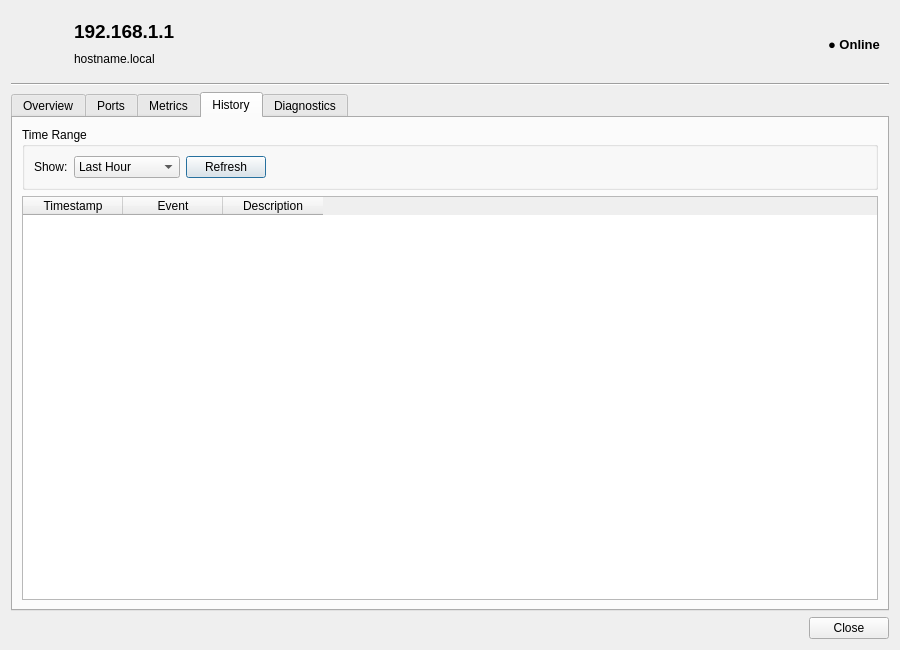
paolosereno/LanScan, file ui/devicedetaildialog.ui: the form before one commit.
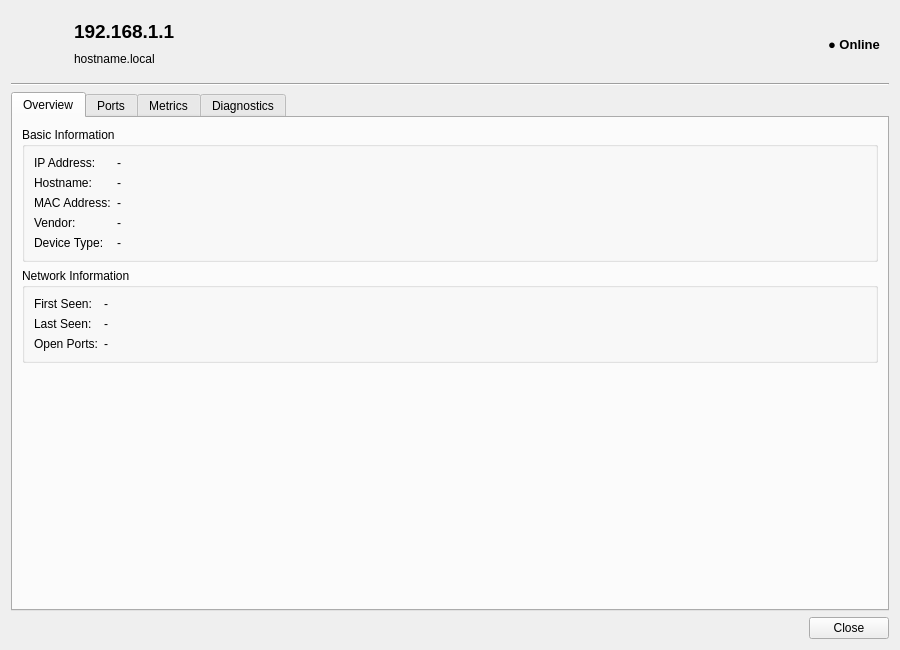
The form after the commit. The open tabs and pages were chosen to show the change. Icons and pictures are not drawn.

Commit message: fix: Remove History tab from DeviceDetailDialog to prevent crashes

```diff
--- a/ui/devicedetaildialog.ui
+++ b/ui/devicedetaildialog.ui
@@ -440,109 +440,13 @@
        </item>
       </layout>
      </widget>
+     <!-- History Tab removed - causes crashes and requires MonitoringService
      <widget class="QWidget" name="historyTab">
       <attribute name="title">
        <string>History</string>
       </attribute>
-      <layout class="QVBoxLayout" name="historyTabLayout">
-       <item>
-        <widget class="QGroupBox" name="historyFilterGroup">
-         <property name="title">
-          <string>Time Range</string>
-         </property>
-         <layout class="QHBoxLayout" name="historyFilterLayout">
-          <item>
-           <widget class="QLabel" name="labelTimeRange">
-            <property name="text">
-             <string>Show:</string>
-            </property>
-           </widget>
-          </item>
-          <item>
-           <widget class="QComboBox" name="timeRangeComboBox">
-            <item>
-             <property name="text">
-              <string>Last Hour</string>
-             </property>
-            </item>
-            <item>
-             <property name="text">
-              <string>Last 6 Hours</string>
-             </property>
-            </item>
-            <item>
-             <property name="text">
-              <string>Last 24 Hours</string>
-             </property>
-            </item>
-            <item>
-             <property name="text">
-              <string>Last 7 Days</string>
-             </property>
-            </item>
-            <item>
-             <property name="text">
-              <string>Last 30 Days</string>
-             </property>
-            </item>
-           </widget>
-          </item>
-          <item>
-           <widget class="QPushButton" name="refreshHistoryButton">
-            <property name="text">
-             <string>Refresh</string>
-            </property>
-           </widget>
-          </item>
-          <item>
-           <spacer name="historyFilterSpacer">
-            <property name="orientation">
-             <enum>Qt::Horizontal</enum>
-            </property>
-            <property name="sizeHint" stdset="0">
-             <size>
-              <width>40</width>
-              <height>20</height>
-             </size>
-            </property>
-           </spacer>
-          </item>
-         </layout>
-        </widget>
-       </item>
-       <item>
-        <widget class="QTableWidget" name="historyTableWidget">
-         <property name="editTriggers">
-          <set>QAbstractItemView::NoEditTriggers</set>
-         </property>
-         <property name="alternatingRowColors">
-          <bool>true</bool>
-         </property>
-         <property name="selectionMode">
-          <enum>QAbstractItemView::SingleSelection</enum>
-         </property>
-         <property name="selectionBehavior">
-          <enum>QAbstractItemView::SelectRows</enum>
-         </property>
-         <column>
-          <property name="text">
-           <string>Timestamp</string>
-          </property>
-         </column>
-         <column>
-          <property name="text">
-           <string>Event</string>
-          </property>
-         </column>
-         <column>
-          <property name="text">
-           <string>Description</string>
-          </property>
-         </column>
-        </widget>
-       </item>
-      </layout>
      </widget>
+     -->
      <widget class="QWidget" name="diagnosticsTab">
       <attribute name="title">
        <string>Diagnostics</string>
```
The commit also changes 2 other files.
